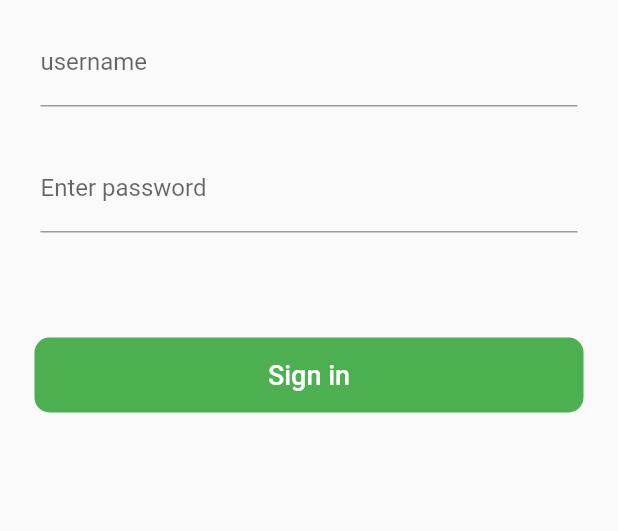
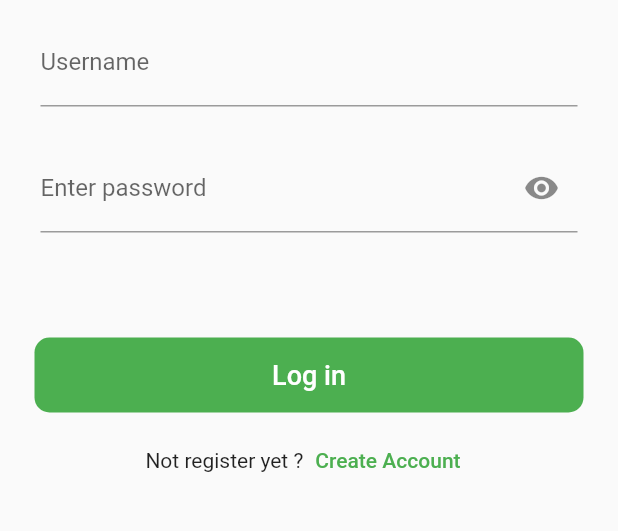
Before and after one commit to tamiratdereje/Patient-registration-and-Appointment-scheduling-system, a Flutter app: the screen it shows after launch, after a tap on "Get Started", on a phone screen of 412 x 824 dp, the part 348-879 px from its top. Run offline on Flutter 3.47's test engine with Material 2 defaults, Android fonts, the light colour scheme and no system bars; our stand-ins replace bloc, equatable, flutter_bloc, flutter_datetime_picker, go_router, google_fonts and 2 more; missing offline and left inert: dart:ffi, regexpattern.

Commit message:
signup and login edited

```diff
--- a/afyacare/lib/presentation/pages/login/login.dart
+++ b/afyacare/lib/presentation/pages/login/login.dart
@@ -35,15 +35,20 @@ class Login extends StatefulWidget {
 }
 
 class LoginState extends State<Login> {
-  // late bool _passwordVisible;
-  // late bool _passwordConfirmVisible;
+  late bool _passwordVisible;
+  late bool _passwordConfirmVisible;
   // final LoginRepo loginRepo;
   LoginState();
 
   final _formKey = GlobalKey<FormState>();
   TextEditingController usernameController = TextEditingController();
   TextEditingController passwordController = TextEditingController();
-
+ @override
+  void initState() {
+    _passwordVisible = true;
+    _passwordConfirmVisible = true;
+    super.initState();
+  }
   @override
   void dispose() {
     // Clean up the controller when the widget is removed from the widget tree.
@@ -100,8 +105,9 @@ class LoginState extends State<Login> {
                                   TextFormField(
                                     controller: usernameController,
                                     decoration: const InputDecoration(
-                                      labelText: "username",
+                                      labelText: "Username",
                                     ),
+
                                     validator: (value) {
                                       if (value!.isEmpty) {
                                         return "Enter correct username, Eg. tam34@gmail.com";
@@ -114,9 +120,21 @@ class LoginState extends State<Login> {
                                     height: 25,
                                   ),
                                   TextFormField(
-                                    obscureText: true,
+                                    obscureText: _passwordVisible,
                                     controller: passwordController,
-                                    decoration: const InputDecoration(
+                                     decoration: InputDecoration(
+                                      suffixIcon: IconButton(
+                                        onPressed: () {
+                                          setState(() {
+                                            _passwordVisible =
+                                                !_passwordVisible;
+                                          });
+                                        },
+                                        icon: Icon(_passwordVisible
+                                            ? Icons.visibility
+                                            : Icons.visibility_off),
+                                      ),
+                                      // suffixIcon: Icon(Icons.scuba_diving),
                                       labelText: "Enter password",
                                     ),
                                     validator: (value) {
@@ -190,10 +208,26 @@ class LoginState extends State<Login> {
                                     usernameController.clear();
                                     passwordController.clear();
                                   },
-                                  child: CustomButton(title: "Sign in"),
+                                  child: CustomButton(title: "Log in"),
                                 );
                               },
                             ),
+
+                            Row(
+                              mainAxisAlignment: MainAxisAlignment.center,
+                              children: [
+                                Text("Not register yet ?"),
+                                TextButton(
+                                    style: ButtonStyle(
+                                      overlayColor: MaterialStateProperty.all(
+                                          Colors.transparent),
+                                    ),
+                                    onPressed: () {
+                                      context.go('/signup');
+                                    },
+                                    child: Text("Create Account")),
+                              ],
+                            )
                           ],
                         ),
                       ),
```
Also changed, not shown: afyacare/lib/presentation/pages/search/search.dart (+2 -5 lines), afyacare/lib/presentation/pages/signup/signup.dart (+7 -21 lines), afyacare/pubspec.lock.
